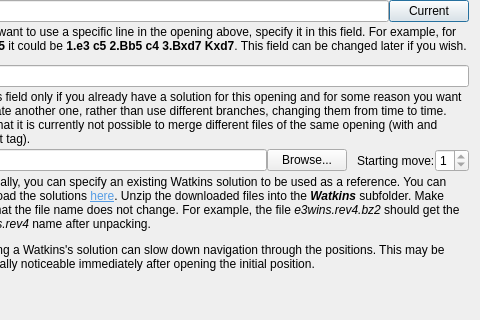
Above: projects/gui/ui/solutiondlg.ui from tolius/solver before the change; both pictures show x 101 to 581 and y 102 to 422 of the 581 by 800 pixel window. Below: the same form after it.
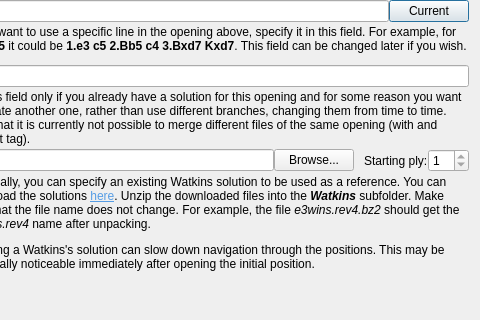
That is the form after the change.

Diff of the .ui file:
```diff
--- a/projects/gui/ui/solutiondlg.ui
+++ b/projects/gui/ui/solutiondlg.ui
@@ -306,7 +306,7 @@
        <item>
         <widget class="QLabel" name="label_7">
          <property name="text">
-          <string>Starting move:</string>
+          <string>Starting ply:</string>
          </property>
         </widget>
        </item>
@@ -322,7 +322,7 @@
           <number>1</number>
          </property>
          <property name="maximum">
-          <number>9</number>
+          <number>19</number>
          </property>
         </widget>
        </item>
```
Left out of the diff: 2 changed lines with no effect on the pictures.
